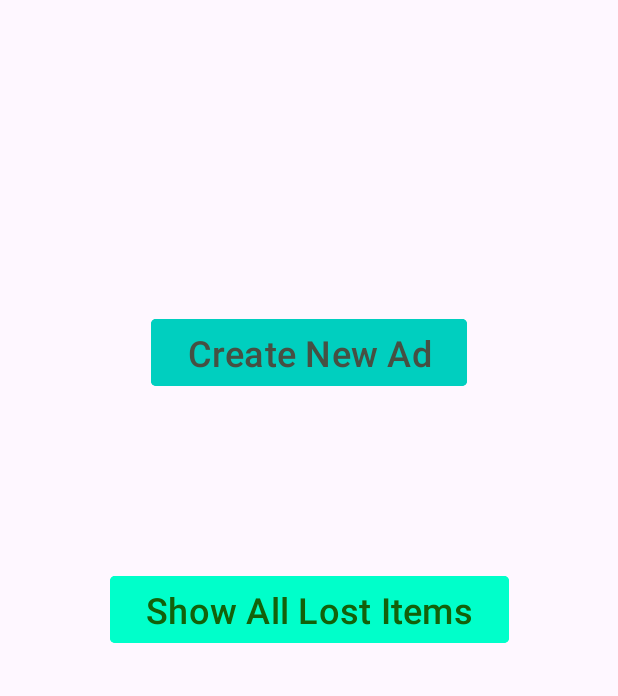
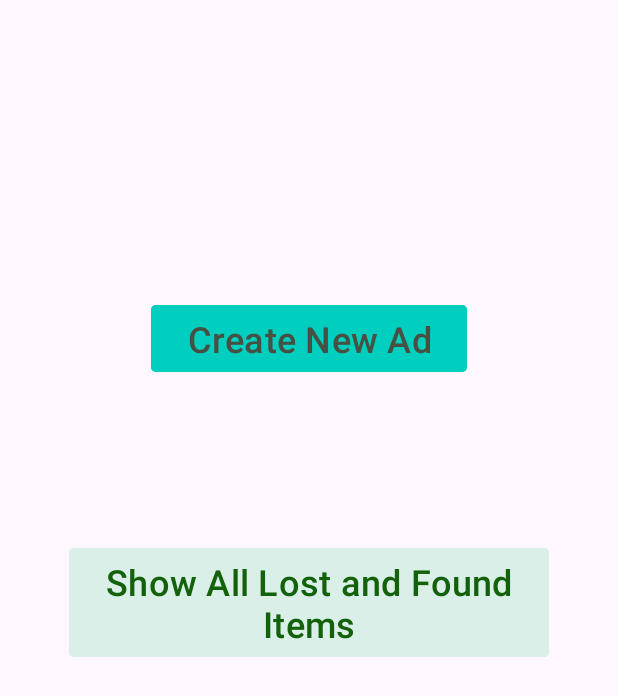
Before and after one commit to T-MannGitHub/LostNFound, an Android app: the screen it shows after launch (MainActivity), on a phone screen of 412 x 824 dp. Shown: the top 696 px of the screen. Run offline under Robolectric (Android 15) with nearby library versions, the phone set to English and light mode, and no system bars.

Commit message:
Updated UI

```diff
--- a/app/src/main/res/layout/activity_main.xml
+++ b/app/src/main/res/layout/activity_main.xml
@@ -32,7 +32,7 @@
         android:layout_marginTop="20dp"
         android:layout_marginEnd="73dp"
         android:layout_marginBottom="342dp"
-        android:backgroundTint="@color/green2"
+        android:backgroundTint="#D9EFE8"
         android:foregroundGravity="center_horizontal"
         android:text="@string/btnShowAll"
         android:textColor="#13610A"
--- a/app/src/main/res/values/strings.xml
+++ b/app/src/main/res/values/strings.xml
@@ -1,7 +1,7 @@
 <resources>
     <string name="app_name">LostNFound</string>
     <string name="btnNew">Create New Ad</string>
-    <string name="btnShowAll">Show All Lost Items</string>
+    <string name="btnShowAll">Show All Lost and Found Items</string>
     <string name="postType">Post Type:</string>
     <string name="lost">Lost</string>
     <string name="found">Found</string>
@@ -10,7 +10,7 @@
     <string name="Description">Description</string>
     <string name="Date">Date</string>
     <string name="Location">Location</string>
-    <string name="LostNFound">Lost N Found Items</string>
+    <string name="LostNFound">Lost \'N Found Items</string>
     <string name="Refresh">Show/Update Items</string>
 
 </resources>
```
